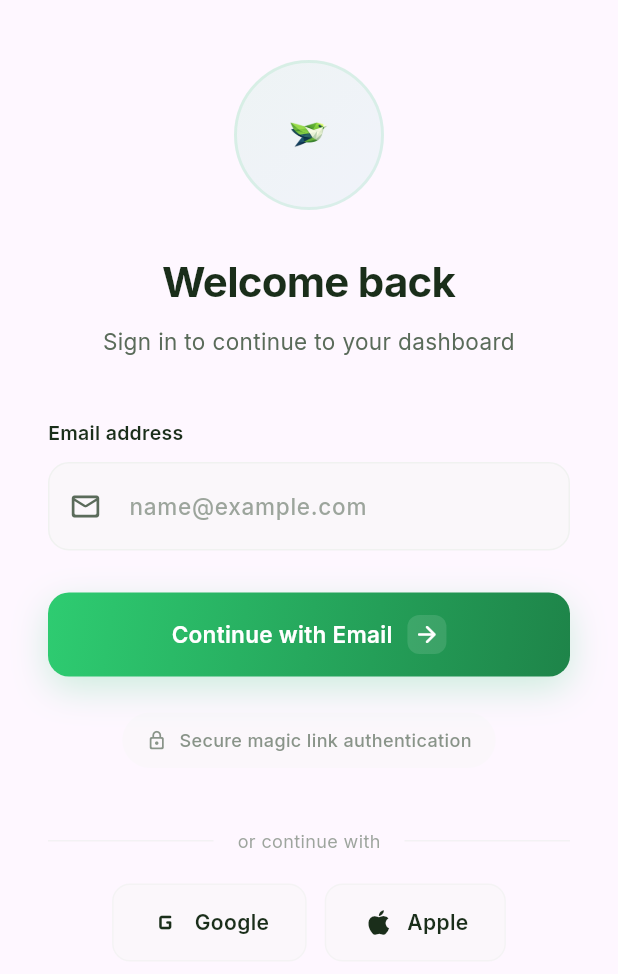
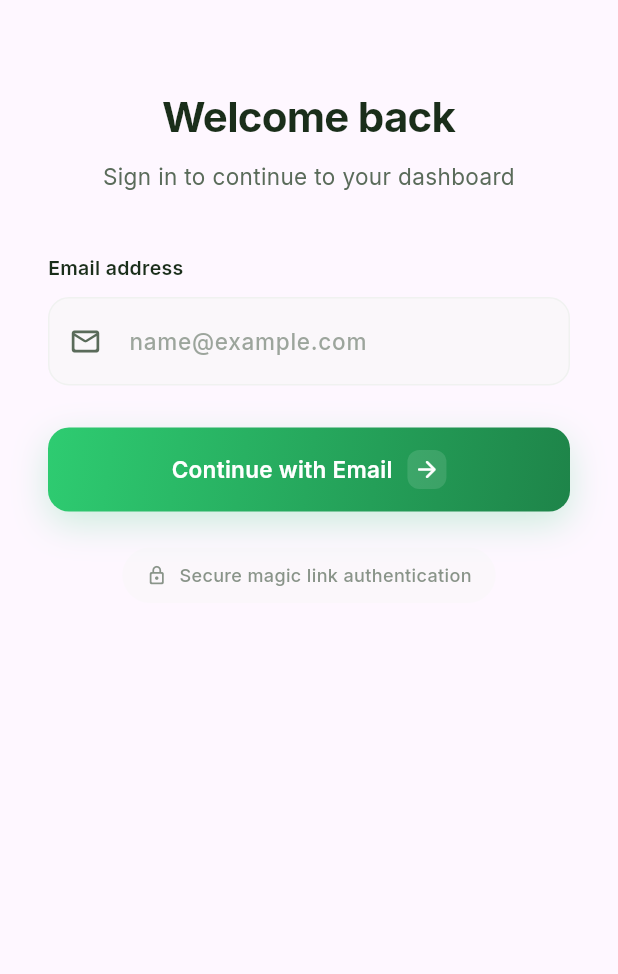
Before and after one commit to Stayfen/oisely-production, a Flutter app: the AuthFormSection widget shown alone on an empty page, opened directly with empty values, on a phone screen of 412 x 824 dp. Shown: the top 974 px of the screen. Run offline on Flutter 3.47's test engine with Material 3 defaults, Android fonts, the phone set to English and light mode, and no system bars; drawn by our look-alikes of flutter_animate; our stand-ins replace animated_bottom_navigation_bar, flutter_image_compress, geolocator, google_fonts, image_picker, pinput and 3 more; missing offline and left inert: serverpod_auth_client, serverpod_auth_core_client, serverpod_auth_idp_client, serverpod_auth_shared_flutter, serverpod_client, serverpod_flutter; accounts and stored records are empty; statements that could not run were skipped.

Commit message:
anotther ui improvement

```diff
--- a/app/lib/screens/sign_in_components.dart
+++ b/app/lib/screens/sign_in_components.dart
@@ -561,39 +561,7 @@ class _AuthFormSectionState extends State<AuthFormSection> {
           Center(
             child: Column(
               children: [
-                // Animated logo container
-                Container(
-                      padding: const EdgeInsets.all(20),
-                      decoration: BoxDecoration(
-                        gradient: LinearGradient(
-                          begin: Alignment.topLeft,
-                          end: Alignment.bottomRight,
-                          colors: [
-                            OiselyColors.primary.withAlpha(20),
-                            OiselyColors.secondary.withAlpha(15),
-                          ],
-                        ),
-                        shape: BoxShape.circle,
-                        border: Border.all(
-                          color: OiselyColors.primary.withAlpha(30),
-                          width: 2,
-                        ),
-                      ),
-                      child: Image.asset(
-                        'assets/icons/icon.png',
-                        width: 56,
-                        height: 56,
-                      ),
-                    )
-                    .animate()
-                    .scale(
-                      begin: const Offset(0.7, 0.7),
-                      end: const Offset(1, 1),
-                      duration: 500.ms,
-                      curve: Curves.easeOutBack,
-                    )
-                    .fadeIn(duration: 400.ms),
-                const SizedBox(height: 28),
+                const SizedBox(height: 18),
                 // Welcome text
                 Text(
                       'Welcome back',
@@ -796,47 +764,6 @@ class _AuthFormSectionState extends State<AuthFormSection> {
             ),
           ).animate().fadeIn(delay: 550.ms, duration: 400.ms),
           const SizedBox(height: 40),
-
-          // Social sign-in divider (visual only - no backend change)
-          Row(
-            children: [
-              Expanded(
-                child: Divider(color: OiselyColors.outline.withAlpha(60)),
-              ),
-              Padding(
-                padding: const EdgeInsets.symmetric(horizontal: 16),
-                child: Text(
-                  'or continue with',
-                  style: GoogleFonts.inter(
-                    fontSize: 12,
-                    color: OiselyColors.onSurfaceVariant.withAlpha(150),
-                  ),
-                ),
-              ),
-              Expanded(
-                child: Divider(color: OiselyColors.outline.withAlpha(60)),
-              ),
-            ],
-          ).animate().fadeIn(delay: 650.ms, duration: 400.ms),
-          const SizedBox(height: 20),
-
-          // Social buttons placeholder
-          Row(
-            mainAxisAlignment: MainAxisAlignment.center,
-            children: [
-              _SocialButton(
-                icon: Icons.g_mobiledata_rounded,
-                label: 'Google',
-                delay: 700,
-              ),
-              const SizedBox(width: 12),
-              _SocialButton(
-                icon: Icons.apple_rounded,
-                label: 'Apple',
-                delay: 750,
-              ),
-            ],
-          ),
         ],
       ),
     );
@@ -1057,8 +984,8 @@ class AuthCodeVerifySection extends StatelessWidget {
         color: OiselyColors.onSurface,
       ),
       decoration: BoxDecoration(
-        color: OiselyColors.surfaceVariant.withAlpha(80),
-        border: Border.all(color: OiselyColors.outline.withAlpha(60)),
+        color: OiselyColors.grey100,
+        border: Border.all(color: OiselyColors.grey300, width: 1.5),
         borderRadius: BorderRadius.circular(12),
       ),
     );
@@ -1072,7 +999,7 @@ class AuthCodeVerifySection extends StatelessWidget {
           // Email sent illustration
           Center(
                 child: Container(
-                  padding: const EdgeInsets.all(24),
+                  padding: const EdgeInsets.all(16),
                   decoration: BoxDecoration(
                     gradient: LinearGradient(
                       begin: Alignment.topLeft,
@@ -1090,7 +1017,7 @@ class AuthCodeVerifySection extends StatelessWidget {
                   ),
                   child: Icon(
                     Icons.mark_email_read_rounded,
-                    size: 48,
+                    size: 36,
                     color: OiselyColors.primary,
                   ),
                 ),
@@ -1103,32 +1030,32 @@ class AuthCodeVerifySection extends StatelessWidget {
                 curve: Curves.easeOutBack,
               )
               .fadeIn(duration: 400.ms),
-          const SizedBox(height: 28),
+          const SizedBox(height: 20),
 
           // Title
           Text(
                 'Check your inbox',
                 style: GoogleFonts.inter(
-                  fontSize: 26,
+                  fontSize: 22,
                   fontWeight: FontWeight.w700,
                   color: OiselyColors.onBackground,
-                  letterSpacing: -0.5,
+                  letterSpacing: -0.3,
                 ),
                 textAlign: TextAlign.center,
               )
               .animate()
               .fadeIn(delay: 150.ms, duration: 400.ms)
               .moveY(begin: 10, end: 0, duration: 400.ms),
-          const SizedBox(height: 12),
+          const SizedBox(height: 10),
 
           // Subtitle with email
           RichText(
             textAlign: TextAlign.center,
             text: TextSpan(
               style: GoogleFonts.inter(
-                fontSize: 15,
+                fontSize: 14,
                 color: OiselyColors.onSurfaceVariant,
-                height: 1.5,
+                height: 1.4,
               ),
               children: [
                 const TextSpan(text: 'We sent a verification code to\n'),
--- a/app/lib/screens/sign_in_screen.dart
+++ b/app/lib/screens/sign_in_screen.dart
@@ -187,7 +187,7 @@ class _SignInScreenState extends State<SignInScreen> {
                   // Hero section with dynamic height
                   SliverToBoxAdapter(
                     child: SizedBox(
-                      height: constraints.maxHeight * 0.42,
+                      height: constraints.maxHeight * 0.59,
                       child: const AuthHeroSection(),
                     ),
                   ),
```
